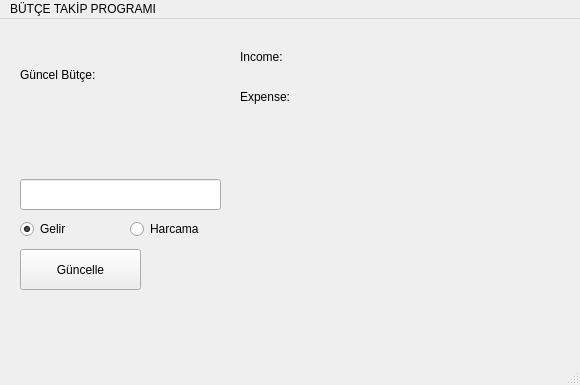
First picture: the form in BudgetTracker/guimainwindow.ui, repository n-s-developer/BudgetTracker, before the edit.
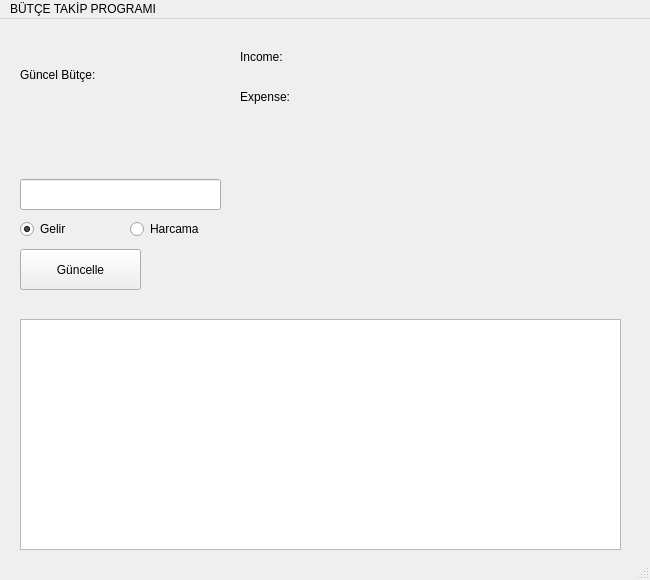
Second picture: the form after the edit.

Patch:
```diff
--- a/BudgetTracker/guimainwindow.ui
+++ b/BudgetTracker/guimainwindow.ui
@@ -6,8 +6,8 @@
    <rect>
     <x>0</x>
     <y>0</y>
-    <width>580</width>
-    <height>385</height>
+    <width>650</width>
+    <height>580</height>
    </rect>
   </property>
   <property name="windowTitle">
@@ -144,13 +144,23 @@
      <string>Expense: </string>
     </property>
    </widget>
+   <widget class="QTableView" name="tableView">
+    <property name="geometry">
+     <rect>
+      <x>20</x>
+      <y>300</y>
+      <width>601</width>
+      <height>231</height>
+     </rect>
+    </property>
+   </widget>
   </widget>
   <widget class="QMenuBar" name="menubar">
    <property name="geometry">
     <rect>
      <x>0</x>
      <y>0</y>
-     <width>580</width>
+     <width>650</width>
      <height>22</height>
     </rect>
    </property>
```
